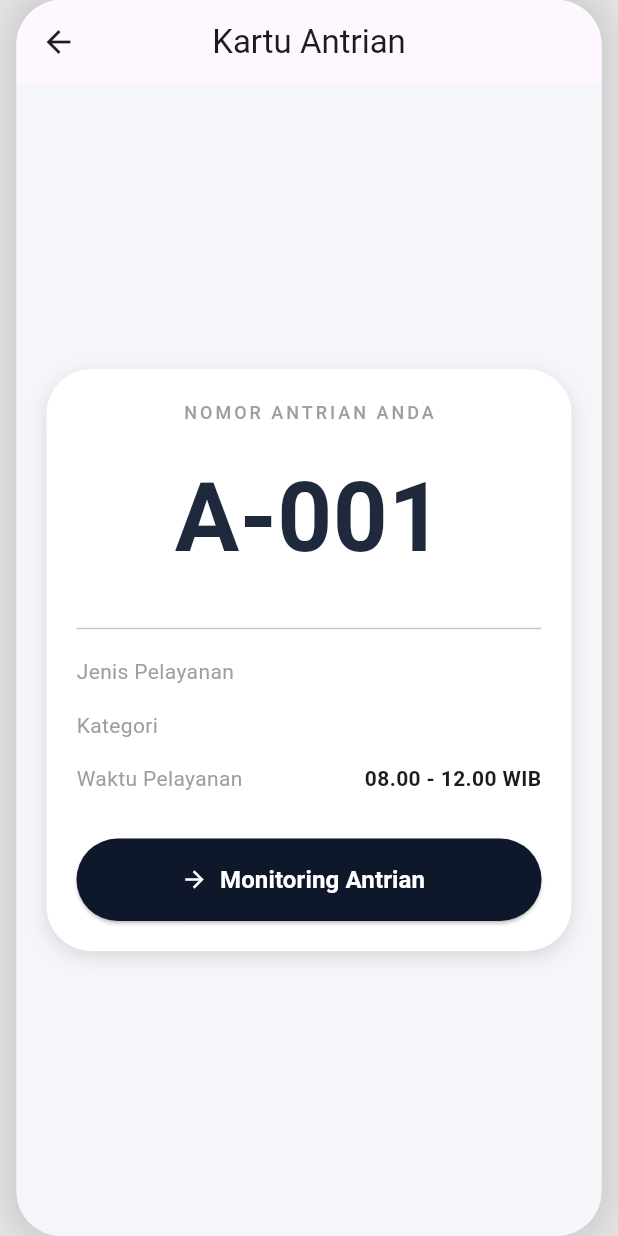
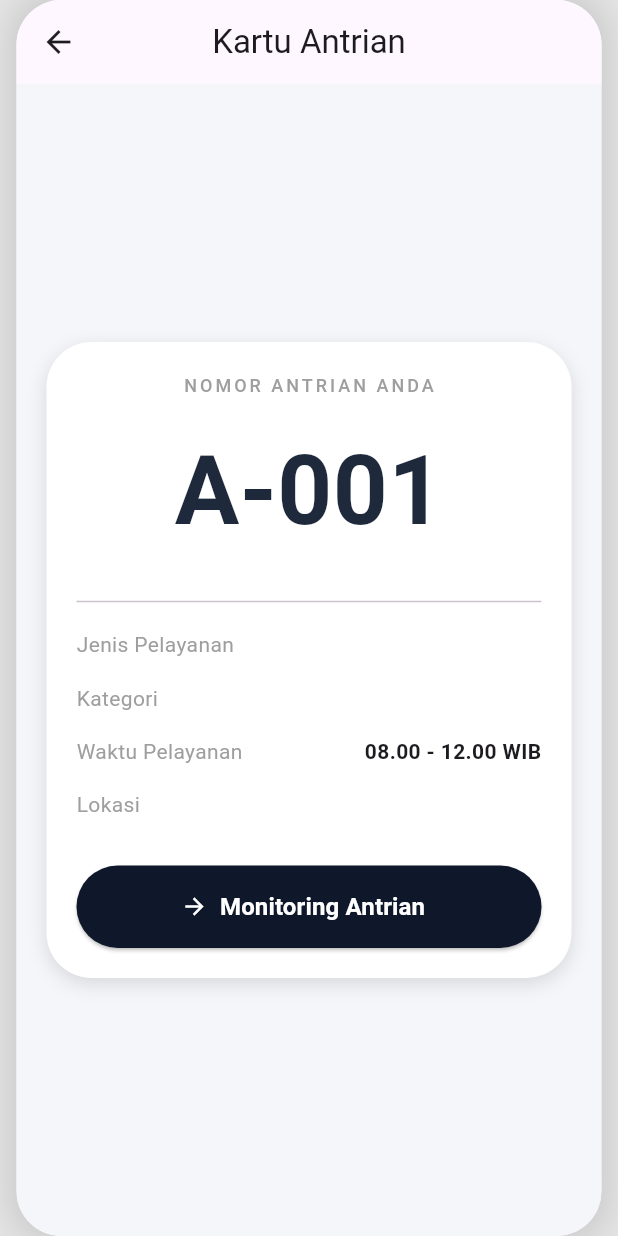
Before and after one commit to kukuhlisa/reservasi_mobile, a Flutter app: the PilihSesiScreen screen opened directly with empty values, after a tap on "Ambil Antrian", on a phone screen of 412 x 824 dp. Run offline on Flutter 3.47's test engine with Material 3 defaults, Android fonts, the phone set to English and light mode, and no system bars; our stand-ins replace dio, file_picker, image_picker, shared_preferences; accounts and stored records are empty.

Commit message:
update lokasi

```diff
--- a/lib/screens/kartu_antrian_screen.dart
+++ b/lib/screens/kartu_antrian_screen.dart
@@ -6,12 +6,14 @@ class KartuAntrianScreen extends StatelessWidget {
   final String nomorAntrian;
   final String jenisPelayanan;
   final String sesi;
+  final String lokasi;
 
   const KartuAntrianScreen({
     super.key,
     required this.nomorAntrian,
     required this.jenisPelayanan,
     required this.sesi,
+    required this.lokasi,
   });
 
   String get jamSesi {
@@ -100,6 +102,13 @@ class KartuAntrianScreen extends StatelessWidget {
                   jamSesi,
                 ),
 
+                const SizedBox(height: 15),
+
+                buildInfoRow(
+                  "Lokasi",
+                  lokasi,
+                ),
+
                 const SizedBox(height: 30),
 
                 SizedBox(
--- a/lib/screens/monitoring_antrian_screen.dart
+++ b/lib/screens/monitoring_antrian_screen.dart
@@ -21,6 +21,8 @@ class _MonitoringAntrianScreenState
   String jenis = "-";
   String status = "-";
   String sesi = "-";
+  String lokasi = "-";
+  String jam = "-";
 
   @override
   void initState() {
@@ -55,6 +57,18 @@ class _MonitoringAntrianScreenState
       sesi =
           prefs.getString(
             'sesi',
+          ) ??
+          '-';
+
+      lokasi =
+          prefs.getString(
+            'lokasi',
+          ) ??
+          '-';
+
+      jam =
+          prefs.getString(
+            'jam_pelayanan',
           ) ??
           '-';
     });
@@ -142,6 +156,30 @@ class _MonitoringAntrianScreenState
                 subtitle: Text(status),
               ),
             ),
+
+            Card(
+              child: ListTile(
+                title: const Text(
+                  "Lokasi Pelayanan",
+                ),
+
+                subtitle: Text(
+                  lokasi,
+                ),
+              ),
+            ),
+
+            Card(
+              child: ListTile(
+                title: const Text(
+                  "Waktu Pelayanan",
+                ),
+
+                subtitle: Text(
+                  jam,
+                ),
+              ),
+            ),
           ],
         ),
       ),
--- a/lib/screens/pilih_sesi_screen.dart
+++ b/lib/screens/pilih_sesi_screen.dart
@@ -1,5 +1,6 @@
 import 'package:flutter/material.dart';
 import 'package:shared_preferences/shared_preferences.dart';
+import 'package:url_launcher/url_launcher.dart';
 
 import 'kartu_antrian_screen.dart';
 
@@ -20,6 +21,20 @@ class _PilihSesiScreenState
     extends State<PilihSesiScreen> {
 
   String sesi = "A";
+  String lokasi = "";
+
+  Future<void> bukaMaps(String url) async {
+
+  final Uri uri = Uri.parse(url);
+
+  if (await canLaunchUrl(uri)) {
+    await launchUrl(
+      uri,
+      mode: LaunchMode.externalApplication,
+    );
+  }
+
+}
 
   Future<void> ambilAntrian() async {
 
@@ -57,6 +72,24 @@ class _PilihSesiScreenState
       sesi,
     );
 
+    String jam;
+
+    if (sesi == "A") {
+      jam = "08.00 - 12.00 WIB";
+    } else {
+      jam = "13.30 - 16.00 WIB";
+    }
+
+    await prefs.setString(
+      'jam_pelayanan',
+      jam,
+    );
+
+    await prefs.setString(
+      'lokasi',
+      lokasi,
+    );
+
     if (!mounted) return;
 
     Navigator.push(
@@ -64,11 +97,14 @@ class _PilihSesiScreenState
       MaterialPageRoute(
         builder: (_) =>
             KartuAntrianScreen(
-          nomorAntrian:
-              nomorAntrian,
+          nomorAntrian: nomorAntrian,
+
           jenisPelayanan:
               widget.jenisPembayaran,
+
           sesi: sesi,
+
+          lokasi: lokasi,
         ),
       ),
     );
@@ -149,7 +185,102 @@ class _PilihSesiScreenState
               ),
             ),
 
+            const SizedBox(height: 25),
+
+            const Text(
+              "Pilih Lokasi Pelayanan",
+              style: TextStyle(
+                fontSize: 20,
+                fontWeight: FontWeight.bold,
+              ),
+            ),
+
+            const SizedBox(height: 15),
+
+            Card(
+              child: RadioListTile<String>(
+                value: "Kampus Berkoh",
+                groupValue: lokasi,
+
+                title: const Text("Kampus Berkoh"),
+
+                subtitle: const Text(
+                  "Kampus Berkoh",
+                ),
+
+                secondary: IconButton(
+
+                  icon: const Icon(
+                    Icons.map,
+                    color: Colors.blue,
+                  ),
+
+                  onPressed: () {
+
+                    bukaMaps(
+                      "https://maps.app.goo.gl/BbSdetHZcsRh82Qb8",
+                    );
+
+                  },
+
+                ),
+
+                onChanged: (value) {
+
+                  setState(() {
+
+                    lokasi = value!;
+
+                  });
+
+                },
+
+              ),
+            ),
+
+            Card(
+              child: RadioListTile<String>(
+                value: "Kampus Soewatio",
+                groupValue: lokasi,
+
+                title: const Text("Kampus Soewatio"),
+
+                subtitle: const Text(
+                  "Kampus Soewatio",
+                ),
+
+                secondary: IconButton(
+
+                  icon: const Icon(
+                    Icons.map,
+                    color: Colors.blue,
+                  ),
+
+                  onPressed: () {
+
+                    bukaMaps(
+                      "https://maps.app.goo.gl/XJKvDMX9DF63SGjaA",
+                    );
+
+                  },
+
+                ),
+
+                onChanged: (value) {
+
+                  setState(() {
+
+                    lokasi = value!;
+
+                  });
+
+                },
+
+              ),
+            ),
+
             const Spacer(),
+
 
             SizedBox(
               width: double.infinity,
--- a/pubspec.yaml
+++ b/pubspec.yaml
@@ -40,6 +40,7 @@ dependencies:
   image_picker: ^1.2.2
   file_picker: ^10.3.2
   intl: ^0.20.2
+  url_launcher: ^6.3.1
 
 dev_dependencies:
   flutter_test:
```
Also changed, not shown: pubspec.lock, 5 other files.
